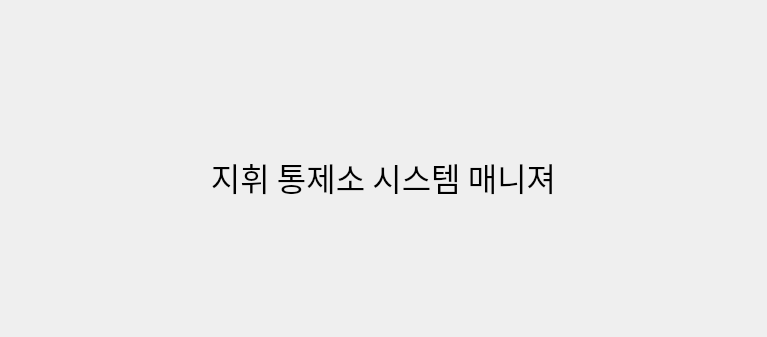
The window that UITool/UI/StartUpForm.ui (gearssoft/nagibot) describes before a commit, drawn with Qt 5; both pictures show x 0 to 767 and y 0 to 337 of the 767 by 630 pixel window.
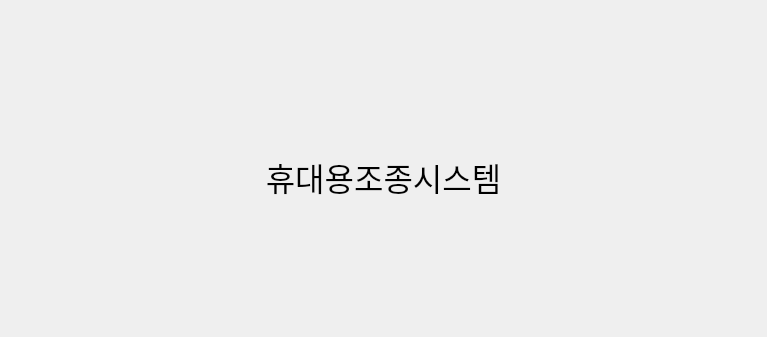
The same window after the commit.

The edit to the form file:
```diff
--- a/UITool/UI/StartUpForm.ui
+++ b/UITool/UI/StartUpForm.ui
@@ -42,7 +42,7 @@
       </font>
      </property>
      <property name="text">
-      <string>지휘 통제소 시스템 매니져</string>
+      <string>휴대용조종시스템</string>
      </property>
      <property name="alignment">
       <set>Qt::AlignmentFlag::AlignCenter</set>
```
